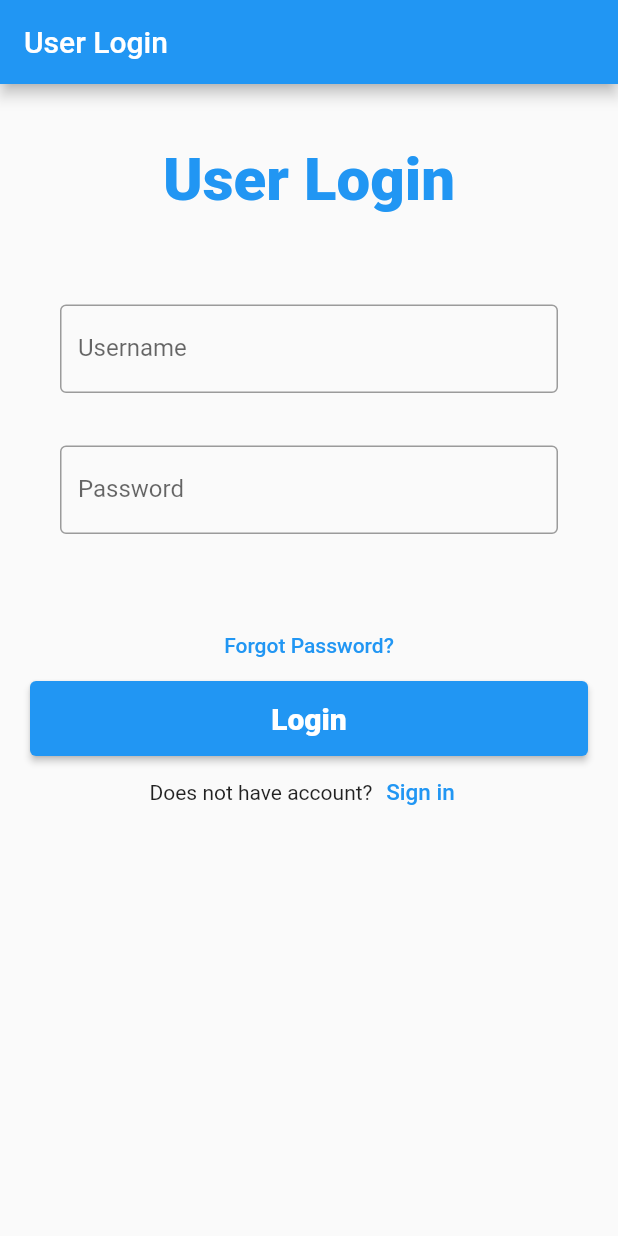
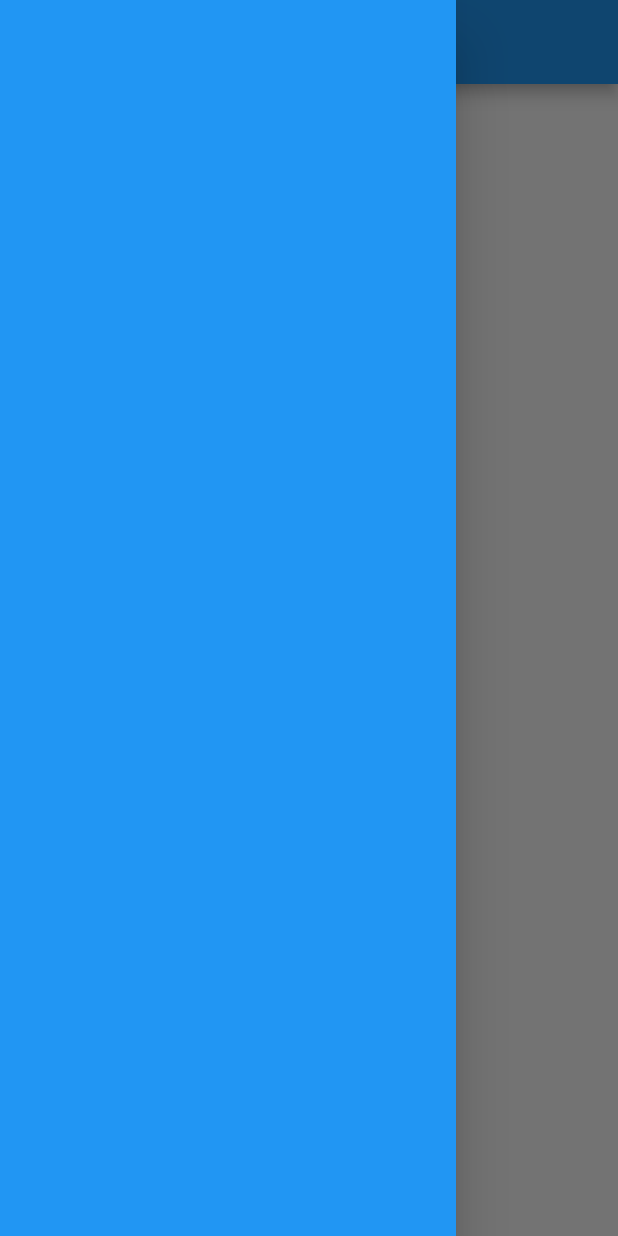
Before and after one commit to yakubali96/FlutterProject, a Flutter app: the screen it shows after launch, with the side drawer open (before the commit the screen has no drawer), on a phone screen of 412 x 824 dp. Run offline on Flutter 3.47's test engine with Material 2 defaults, Android fonts, the phone set to English and light mode, and no system bars; our stand-ins replace fluttertoast; network calls fail.

Commit message:
data get

```diff
--- /dev/null
+++ b/lib/helper/contstants.dart
@@ -0,0 +1,3 @@
+
+String host = "http://localhost:8080";
+String getAllPatientApi = host + "/hms/api/patient";
--- a/lib/helper/http_exception.dart
+++ b/lib/helper/http_exception.dart
@@ -10,8 +10,7 @@ class HttpException implements Exception {
 }
 
 class FetchDataException extends HttpException {
-  FetchDataException(String message)
-      : super(message);
+  FetchDataException(String message) : super(message);
 }
 
 class BadRequestException extends HttpException {
--- a/lib/main.dart
+++ b/lib/main.dart
@@ -1,9 +1,10 @@
 import 'package:flutter/material.dart';
-import 'package:hospital_management/login.dart';
-import 'package:hospital_management/signup.dart';
+import 'package:hospital_management/screens/login.dart';
+import 'package:hospital_management/screens/patients.dart';
+import 'package:hospital_management/screens/signup.dart';
 import 'package:hospital_management/utils/routes.dart';
 
-import 'home.dart';
+import 'screens/home.dart';
 
 void main() {
   runApp(MyApp());
@@ -14,11 +15,11 @@ class MyApp extends StatelessWidget {
   Widget build(BuildContext context) {
     // TODO: implement build
     return MaterialApp(
-
-
+      initialRoute: MyRoutes.patientsRoute,
       routes: {
         "/": (context) => LoginPage(),
         MyRoutes.homeRoute: (context) => HomePage(),
+        MyRoutes.patientsRoute: (context) => PatientsPage(),
         MyRoutes.loginRoute: (context) => LoginPage(),
         MyRoutes.signupRoute: (context) => SignUp(),
       },
--- a/lib/model/login.dart
+++ b/lib/model/login.dart
@@ -1,4 +1,4 @@
-class Login{
+class Login {
   late String username;
   late String password;
 
--- /dev/null
+++ b/lib/screens/patients.dart
@@ -0,0 +1,28 @@
+import 'package:flutter/material.dart';
+import 'package:hospital_management/helper/patientget.dart';
+
+class PatientsPage extends StatelessWidget {
+  const PatientsPage({Key? key}) : super(key: key);
+
+  @override
+  Widget build(BuildContext context) {
+
+    getPatients().then((res){
+      print(res.body);
+    });
+
+    return Scaffold(
+      appBar: AppBar(
+        title: Text("Patients"),
+      ),
+      body: Center(
+        child: Container(
+          child: Text("Welcome to Root page Root"),
+        ),
+      ),
+      drawer: Drawer(
+        backgroundColor: Colors.blue,
+      ),
+    );
+  }
+}
--- a/lib/utils/routes.dart
+++ b/lib/utils/routes.dart
@@ -1,5 +1,6 @@
 class MyRoutes{
   static String loginRoute="/login";
   static String homeRoute ="/home";
+  static String patientsRoute ="/patients";
   static String signupRoute="/signup";
 }
```
Also changed, not shown: lib/helper/http_helper.dart (+4 -5 lines), lib/helper/patientget.dart (added, +19 -0 lines), lib/screens/home.dart (renamed from lib/home.dart, +6 -9 lines), lib/screens/login.dart (renamed from lib/login.dart, +15 -21 lines), lib/screens/signup.dart (added, +61 -0 lines), lib/signup.dart (deleted, +0 -64 lines).
